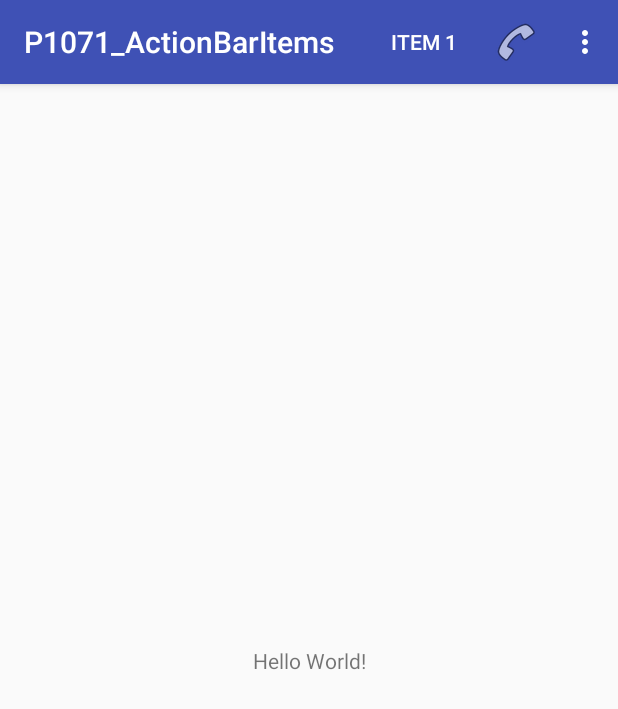
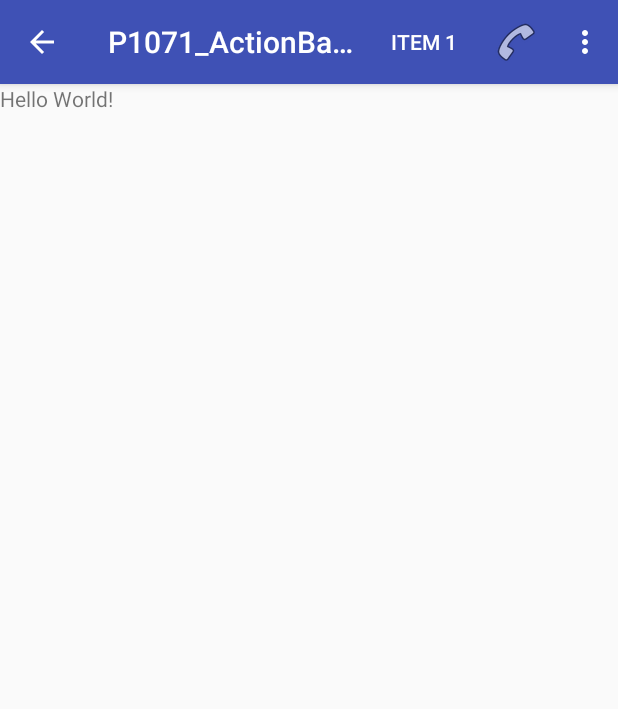
Before and after one commit to btow/P1071_ActionBarItems, an Android app: the screen it shows after launch (MainActivity), after a tap on "ITEM 1", on a phone screen of 412 x 824 dp. Shown: the top 709 px of the screen. Run offline under Robolectric (Android 15) with nearby library versions, the phone set to English and light mode, and no system bars.

Commit message:
Some experimentation with ActionBar

```diff
--- a/app/src/main/AndroidManifest.xml
+++ b/app/src/main/AndroidManifest.xml
@@ -2,13 +2,14 @@
 <manifest xmlns:android="http://schemas.android.com/apk/res/android"
     package="com.example.samsung.p1071_actionbaritems">
 
+        <!--android:theme="@style/Theme.AppCompat.Light.NoActionBar"-->
     <application
         android:allowBackup="true"
         android:icon="@mipmap/ic_launcher"
         android:label="@string/app_name"
         android:roundIcon="@mipmap/ic_launcher_round"
-        android:supportsRtl="true"
-        android:theme="@style/AppTheme">
+        android:theme="@style/AppTheme"
+        android:supportsRtl="true" >
         <activity android:name=".MainActivity">
             <intent-filter>
                 <action android:name="android.intent.action.MAIN" />
--- a/app/src/main/java/com/example/samsung/p1071_actionbaritems/MainActivity.java
+++ b/app/src/main/java/com/example/samsung/p1071_actionbaritems/MainActivity.java
@@ -1,15 +1,31 @@
 package com.example.samsung.p1071_actionbaritems;
 
+import android.support.v7.app.ActionBar;
 import android.support.v7.app.AppCompatActivity;
 import android.os.Bundle;
+import android.support.v7.widget.Toolbar;
 import android.view.Menu;
+import android.view.MenuItem;
 
 public class MainActivity extends AppCompatActivity {
+
+    ActionBar ab;
 
     @Override
     protected void onCreate(Bundle savedInstanceState) {
         super.onCreate(savedInstanceState);
         setContentView(R.layout.activity_main);
+
+//        Toolbar myToolbar = (Toolbar) findViewById(R.id.my_toolbar);
+//        myToolbar.setLogo(R.mipmap.ic_launcher_round);
+//        setSupportActionBar(myToolbar);
+
+        // Get a support ActionBar corresponding to this toolbar
+        ab = getSupportActionBar();
+        //Enable the Home button
+//        ab.setHomeButtonEnabled(true);
+        // Enable the Up button
+        ab.setDisplayHomeAsUpEnabled(true);
     }
 
     @Override
@@ -17,4 +33,14 @@ public class MainActivity extends AppCompatActivity {
         getMenuInflater().inflate(R.menu.main, menu);
         return true;
     }
+
+    @Override
+    public boolean onOptionsItemSelected(MenuItem item) {
+
+        if (item.getItemId() == android.R.id.home) {
+            ab.setTitle("New title");
+            ab.setLogo(R.mipmap.ic_launcher_round);
+        }
+        return super.onOptionsItemSelected(item);
+    }
 }
--- a/app/src/main/res/layout/activity_main.xml
+++ b/app/src/main/res/layout/activity_main.xml
@@ -1,18 +1,22 @@
 <?xml version="1.0" encoding="utf-8"?>
-<android.support.constraint.ConstraintLayout xmlns:android="http://schemas.android.com/apk/res/android"
-    xmlns:app="http://schemas.android.com/apk/res-auto"
-    xmlns:tools="http://schemas.android.com/tools"
+<LinearLayout
+    xmlns:android="http://schemas.android.com/apk/res/android"
     android:layout_width="match_parent"
     android:layout_height="match_parent"
-    tools:context="com.example.samsung.p1071_actionbaritems.MainActivity">
+    android:orientation="vertical">
+
+    <!--<android.support.v7.widget.Toolbar-->
+        <!--android:id="@+id/my_toolbar"-->
+        <!--android:layout_width="match_parent"-->
+        <!--android:layout_height="?attr/actionBarSize"-->
+        <!--android:background="?attr/colorPrimary"-->
+        <!--android:elevation="4dp"-->
+        <!--android:theme="@style/ThemeOverlay.AppCompat.ActionBar"-->
+        <!--app:popupTheme="@style/ThemeOverlay.AppCompat.Light" />-->
 
     <TextView
         android:layout_width="wrap_content"
         android:layout_height="wrap_content"
-        android:text="Hello World!"
-        app:layout_constraintBottom_toBottomOf="parent"
-        app:layout_constraintLeft_toLeftOf="parent"
-        app:layout_constraintRight_toRightOf="parent"
-        app:layout_constraintTop_toTopOf="parent" />
+        android:text="Hello World!" />
 
-</android.support.constraint.ConstraintLayout>
+</LinearLayout>
```
